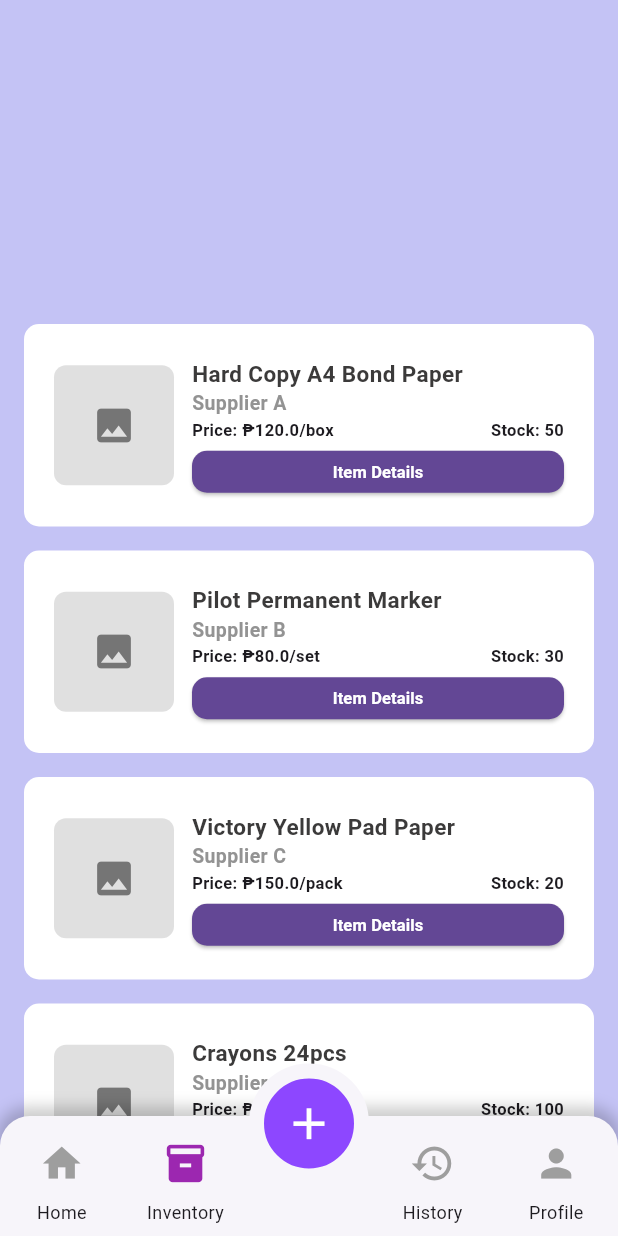
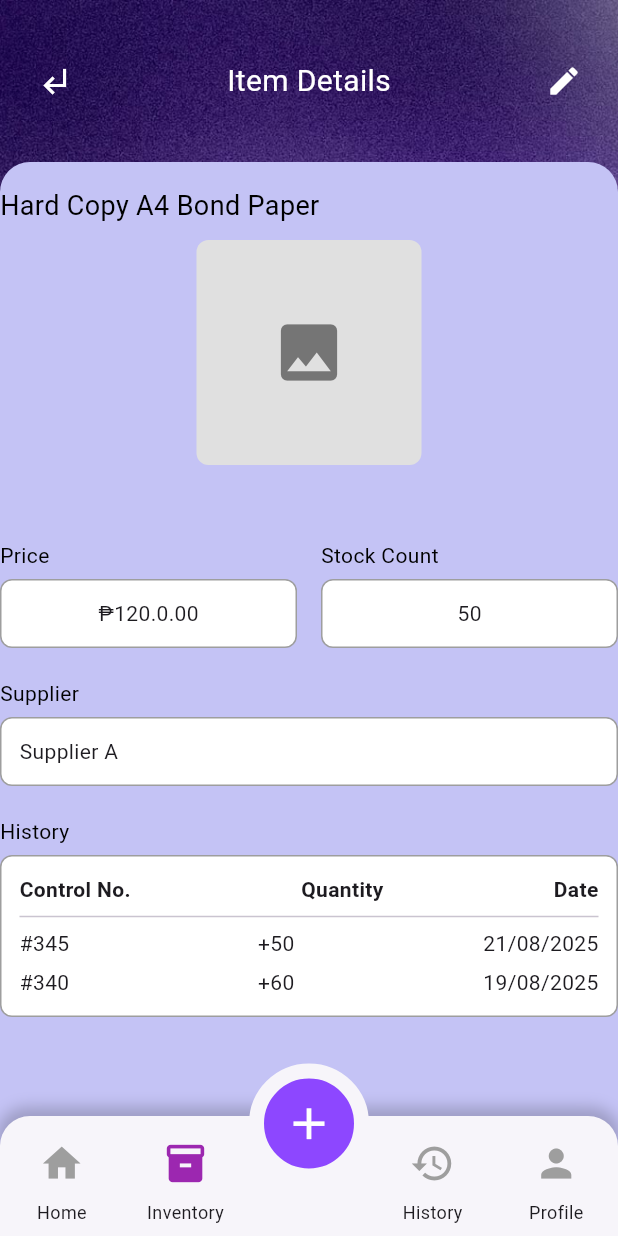
Before and after one commit to RandelYumul/sKEEP, a Flutter app: the InventoryPage screen opened directly, after a tap on "Item Details", on a phone screen of 412 x 824 dp. Run offline on Flutter 3.47's test engine with Material 3 defaults, Android fonts, the phone set to English and light mode, and no system bars.

Commit message:
Create functional item details widget.

```diff
--- /dev/null
+++ b/skeep/lib/pages/widgets/item_details.dart
@@ -0,0 +1,298 @@
+import 'package:flutter/material.dart';
+import 'package:skeep/pages/widgets/bottom_nav.dart';
+import 'package:skeep/pages/widgets/item_details.dart';
+
+class ItemDetails extends StatelessWidget {
+  final String productName;
+  final String supplier;
+  final double price;
+  final String unit;
+  final int stock;
+
+  const ItemDetails({
+    super.key,
+    required this.productName,
+    required this.supplier,
+    required this.price,
+    required this.unit,
+    required this.stock,
+  });
+
+  @override
+  Widget build(BuildContext context) {
+    return Scaffold(
+      extendBody: true,
+      body: Container(
+        decoration: const BoxDecoration(
+          image: DecorationImage(
+            image: AssetImage('lib/assets/background.jpg'),
+            fit: BoxFit.cover,
+          ),
+        ),
+        child: SafeArea(
+          bottom: false,
+          child: Column(
+            children: [
+              // HEADER
+              Container(
+                padding: const EdgeInsets.symmetric(
+                  horizontal: 12,
+                  vertical: 30,
+                ),
+                child: Row(
+                  mainAxisAlignment: MainAxisAlignment.spaceBetween,
+                  children: [
+                    IconButton(
+                      icon: const Icon(
+                        Icons.subdirectory_arrow_left,
+                        color: Colors.white,
+                      ),
+                      onPressed: () {
+                        Navigator.pop(context);
+                      },
+                    ),
+                    const Expanded(
+                      child: Center(
+                        child: Text(
+                          "Item Details",
+                          style: TextStyle(
+                            fontSize: 20,
+                            // fontWeight: FontWeight.bold,
+                            color: Colors.white,
+                          ),
+                        ),
+                      ),
+                    ),
+                    IconButton(
+                      icon: const Icon(Icons.edit, color: Colors.white),
+                      onPressed: () {
+                        // edit page
+                      },
+                    ),
+                  ],
+                ),
+              ),
+
+              // Container for the contents
+              Expanded(
+                child: Container(
+                  width: double.infinity,
+                  decoration: const BoxDecoration(
+                    color: Color(0xFFC4C3F5),
+                    borderRadius: BorderRadius.only(
+                      topLeft: Radius.circular(20),
+                      topRight: Radius.circular(20),
+                    ),
+                  ),
+
+                  child: SingleChildScrollView(
+                    child: Column(
+                      crossAxisAlignment: CrossAxisAlignment.start,
+                      children: [
+                        Padding(
+                          padding: const EdgeInsets.only(top: 16),
+                          // Item Name
+                          child: Text(
+                            productName,
+                            style: const TextStyle(
+                              fontSize: 18,
+                              color: Colors.black,
+                            ),
+                          ),
+                        ),
+
+                        const SizedBox(height: 10),
+
+                        Center(
+                          child: Container(
+                            height: 150,
+                            width: 150,
+                            decoration: BoxDecoration(
+                              color: Colors.grey[300],
+                              borderRadius: BorderRadius.circular(8),
+                            ),
+                            child: Center(
+                              child: Icon(
+                                Icons.image,
+                                size: 50,
+                                color: Colors.grey[600],
+                              ),
+                            ),
+                          ),
+                        ),
+
+                        const SizedBox(height: 50),
+                        // Price and Stock
+                        Row(
+                          mainAxisAlignment: MainAxisAlignment.spaceBetween,
+                          children: [
+                            // Price
+                            Expanded(
+                              child: Column(
+                                crossAxisAlignment: CrossAxisAlignment.start,
+                                children: [
+                                  const Text(
+                                    "Price",
+                                    style: TextStyle(color: Colors.black),
+                                  ),
+
+                                  const SizedBox(height: 6),
+
+                                  Container(
+                                    padding: const EdgeInsets.all(12),
+                                    decoration: BoxDecoration(
+                                      color: Colors.white,
+                                      border: Border.all(color: Colors.grey),
+                                      borderRadius: BorderRadius.circular(8),
+                                    ),
+                                    child: Center(
+                                      child: Text(
+                                        "₱$price.00",
+                                        style: const TextStyle(fontSize: 14),
+                                      ),
+                                    ),
+                                  ),
+                                ],
+                              ),
+                            ),
+
+                            const SizedBox(width: 16),
+
+                            // Stock
+                            Expanded(
+                              child: Column(
+                                crossAxisAlignment: CrossAxisAlignment.start,
+                                children: [
+                                  const Text(
+                                    "Stock Count",
+                                    style: TextStyle(color: Colors.black),
+                                  ),
+                                  const SizedBox(height: 6),
+                                  Container(
+                                    padding: const EdgeInsets.all(12),
+                                    decoration: BoxDecoration(
+                                      color: Colors.white,
+                                      border: Border.all(color: Colors.grey),
+                                      borderRadius: BorderRadius.circular(8),
+                                    ),
+                                    child: Center(
+                                      child: Text(
+                                        "$stock",
+                                        style: const TextStyle(fontSize: 14),
+                                      ),
+                                    ),
+                                  ),
+                                ],
+                              ),
+                            ),
+                          ],
+                        ),
+                        const SizedBox(height: 20),
+
+                        // Supplier
+                        const Text(
+                          "Supplier",
+                          style: TextStyle(color: Colors.black),
+                        ),
+                        const SizedBox(height: 6),
+
+                        Container(
+                          width: double.infinity,
+                          padding: const EdgeInsets.all(12),
+                          decoration: BoxDecoration(
+                            color: Colors.white,
+                            border: Border.all(color: Colors.grey),
+                            borderRadius: BorderRadius.circular(8),
+                          ),
+                          child: Text(
+                            supplier,
+                            style: const TextStyle(fontSize: 14),
+                          ),
+                        ),
+
+                        const SizedBox(height: 20),
+
+                        // History
+                        const Text(
+                          "History",
+                          style: TextStyle(color: Colors.black),
+                        ),
+
+                        const SizedBox(height: 6),
+
+                        Container(
+                          width: double.infinity,
+                          padding: const EdgeInsets.all(12),
+                          decoration: BoxDecoration(
+                            color: Colors.white,
+                            border: Border.all(color: Colors.grey),
+                            borderRadius: BorderRadius.circular(8),
+                          ),
+
+                          child: Column(
+                            crossAxisAlignment: CrossAxisAlignment.start,
+                            children: [
+                              Row(
+                                mainAxisAlignment:
+                                    MainAxisAlignment.spaceBetween,
+                                children: const [
+                                  Text(
+                                    "Control No.",
+                                    style: TextStyle(
+                                      fontWeight: FontWeight.bold,
+                                    ),
+                                  ),
+                                  Text(
+                                    "Quantity",
+                                    style: TextStyle(
+                                      fontWeight: FontWeight.bold,
+                                    ),
+                                  ),
+                                  Text(
+                                    "Date",
+                                    style: TextStyle(
+                                      fontWeight: FontWeight.bold,
+                                    ),
+                                  ),
+                                ],
+                              ),
+                              const Divider(),
+
+                              // For History Info
+                              Row(
+                                mainAxisAlignment:
+                                    MainAxisAlignment.spaceBetween,
+                                children: const [
+                                  Text("#345"),
+                                  Text("+50"),
+                                  Text("21/08/2025"),
+                                ],
+                              ),
+
+                              const SizedBox(height: 6),
+
+                              Row(
+                                mainAxisAlignment:
+                                    MainAxisAlignment.spaceBetween,
+                                children: const [
+                                  Text("#340"),
+                                  Text("+60"),
+                                  Text("19/08/2025"),
+                                ],
+                              ),
+                            ],
+                          ),
+                        ),
+                      ],
+                    ),
+                  ),
+                ),
+              ),
+            ],
+          ),
+        ),
+      ),
+      bottomNavigationBar: const CustomBottomNavBar(selectedIndex: 1),
+    );
+  }
+}
--- a/skeep/lib/pages/widgets/item_inventory.dart
+++ b/skeep/lib/pages/widgets/item_inventory.dart
@@ -1,4 +1,5 @@
 import 'package:flutter/material.dart';
+import 'package:skeep/pages/widgets/item_details.dart';
 
 class ItemInventory extends StatelessWidget {
   const ItemInventory({
@@ -119,6 +120,18 @@
                                 child: ElevatedButton(
                                   onPressed: () {
                                     // Go to item deatails page
+                                    Navigator.push(
+                                      context,
+                                      MaterialPageRoute(
+                                        builder: (context) => ItemDetails(
+                                          productName: productName!,
+                                          supplier: supplier!,
+                                          price: price!,
+                                          unit: unit!,
+                                          stock: stock!,
+                                        ),
+                                      ),
+                                    );
                                   },
                                   style: ElevatedButton.styleFrom(
                                     backgroundColor: Color(
```
